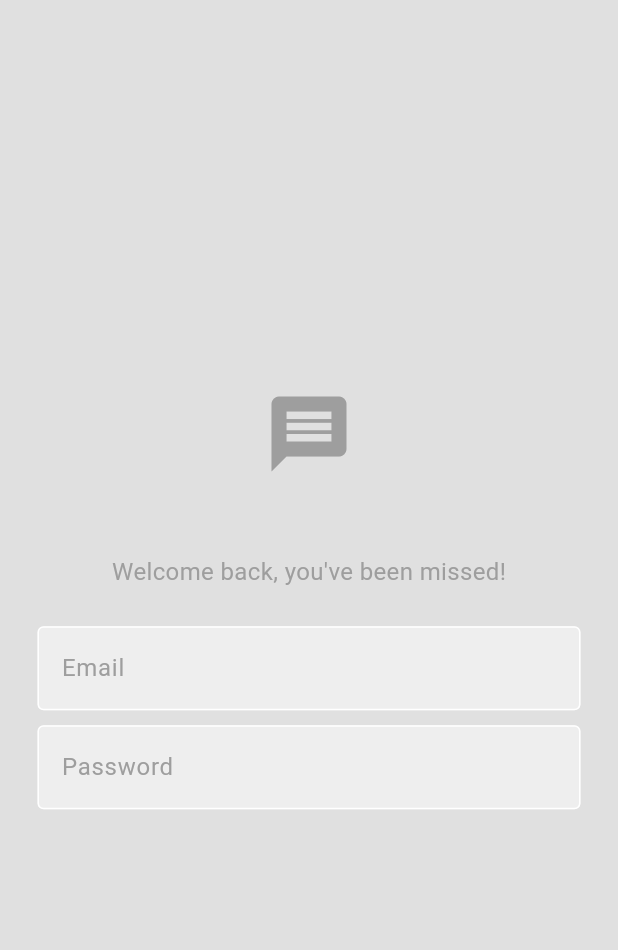
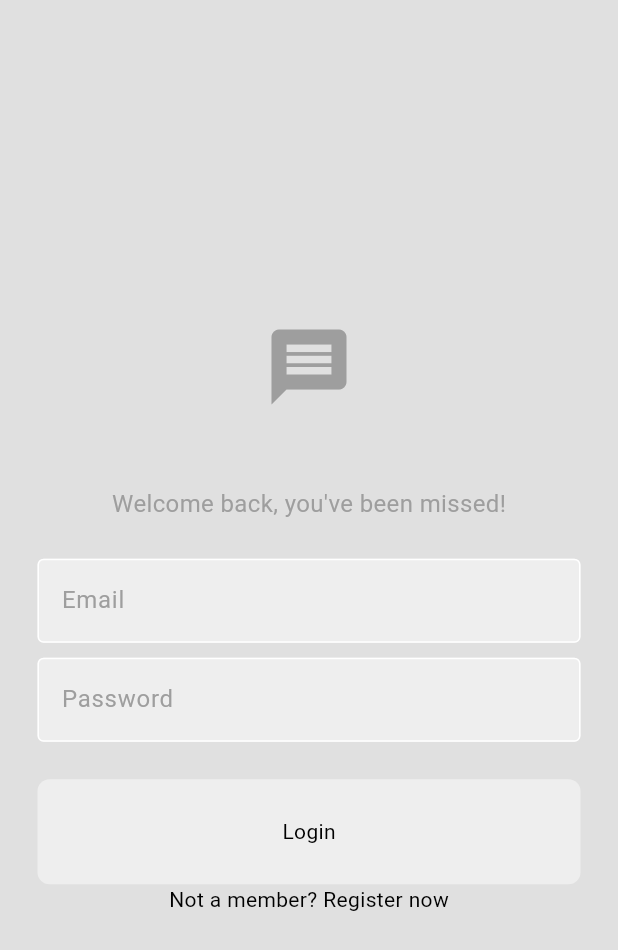
Before and after one commit to minhtetnaing117/Chat-App, a Flutter app: the screen it shows after launch, on a phone screen of 412 x 824 dp. Shown: the top 950 px of the screen. Run offline on Flutter 3.47's test engine with Material 3 defaults, Android fonts, the phone set to English and light mode, and no system bars.

Commit message:
Button add

```diff
--- /dev/null
+++ b/lib/components/my_button.dart
@@ -0,0 +1,30 @@
+import 'package:flutter/material.dart';
+
+class MyButton extends StatelessWidget {
+  final void Function()? onTap;
+  final String text;
+
+  const MyButton({
+    super.key,
+    required this.text,
+    required this.onTap,
+  });
+
+  @override
+  Widget build(BuildContext context) {
+    return GestureDetector(
+      onTap: onTap,
+      child: Container(
+        decoration: BoxDecoration(
+          color: Theme.of(context).colorScheme.secondary,
+          borderRadius: BorderRadius.circular(8)
+        ),
+        padding: const EdgeInsets.all(25),
+        margin: const EdgeInsets.symmetric(horizontal: 25),
+        child: Center(
+          child: Text(text),
+        ),
+      ),
+    );
+  }
+}
--- a/lib/pages/login_page.dart
+++ b/lib/pages/login_page.dart
@@ -1,3 +1,4 @@
+import 'package:chat_app/components/my_button.dart';
 import 'package:flutter/material.dart';
 
 import '../components/my_textfield.dart';
@@ -9,6 +10,11 @@ class LoginPage extends StatelessWidget {
   final TextEditingController _pwController = TextEditingController();
 
   LoginPage({super.key});
+
+  // login method
+  void login(){
+
+  }
 
   @override
   Widget build(BuildContext context) {
@@ -57,6 +63,14 @@ class LoginPage extends StatelessWidget {
 
             const SizedBox(height: 25),
 
+            // login
+            MyButton(
+              text: "Login",
+              onTap: login,
+            ),
+
+            // register now
+            Text("Not a member? Register now")
           ],
         ),
       ),
```
